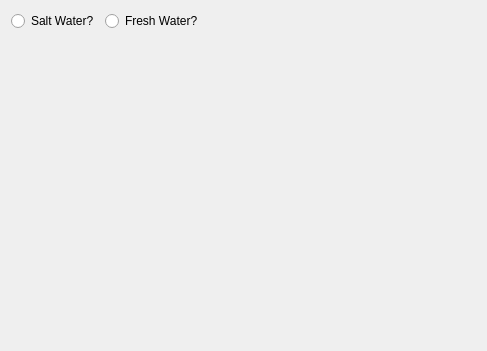
First picture: the form in Calculators/PartialPressure/EAD/Page.ui, repository towel42-com/SCUBA-Calculator, before the edit.
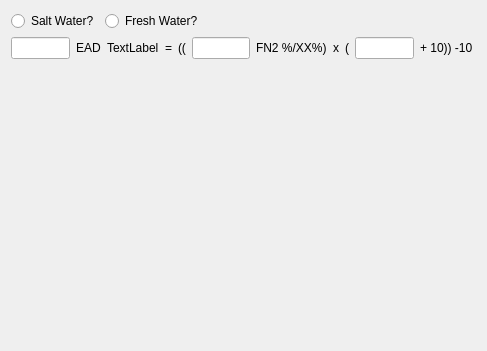
Second picture: the form after the edit.

```diff
--- a/Calculators/PartialPressure/EAD/Page.ui
+++ b/Calculators/PartialPressure/EAD/Page.ui
@@ -15,7 +15,7 @@
   </property>
   <layout class="QVBoxLayout" name="verticalLayout">
    <item>
-    <layout class="QHBoxLayout" name="horizontalLayout">
+    <layout class="QHBoxLayout" name="horizontalLayout_2">
      <item>
       <widget class="QRadioButton" name="saltwater">
        <property name="text">
@@ -45,6 +45,75 @@
      </item>
     </layout>
    </item>
+   <item>
+    <layout class="QHBoxLayout" name="horizontalLayout">
+     <item>
+      <widget class="QLineEdit" name="ead"/>
+     </item>
+     <item>
+      <widget class="QLabel" name="label_5">
+       <property name="text">
+        <string>EAD</string>
+       </property>
+      </widget>
+     </item>
+     <item>
+      <widget class="QLabel" name="eadLabel">
+       <property name="text">
+        <string>TextLabel</string>
+       </property>
+      </widget>
+     </item>
+     <item>
+      <widget class="QLabel" name="label_4">
+       <property name="text">
+        <string>=</string>
+       </property>
+      </widget>
+     </item>
+     <item>
+      <widget class="QLabel" name="label_3">
+       <property name="text">
+        <string>((</string>
+       </property>
+      </widget>
+     </item>
+     <item>
+      <widget class="QLineEdit" name="fn2"/>
+     </item>
+     <item>
+      <widget class="QLabel" name="fn2Label">
+       <property name="text">
+        <string>FN2 %/XX%)</string>
+       </property>
+      </widget>
+     </item>
+     <item>
+      <widget class="QLabel" name="label">
+       <property name="text">
+        <string>x</string>
+       </property>
+      </widget>
+     </item>
+     <item>
+      <widget class="QLabel" name="label_2">
+       <property name="text">
+        <string>(</string>
+       </property>
+      </widget>
+     </item>
+     <item>
+      <widget class="QLineEdit" name="depth"/>
+     </item>
+     <item>
+      <widget class="QLabel" name="depthLabel">
+       <property name="text">
+        <string>+ 10)) -10 </string>
+       </property>
+      </widget>
+     </item>
+    </layout>
+   </item>
    <item>
     <spacer name="verticalSpacer">
      <property name="orientation">
```
Left out of the diff: 3 changed lines with no effect on the pictures.
